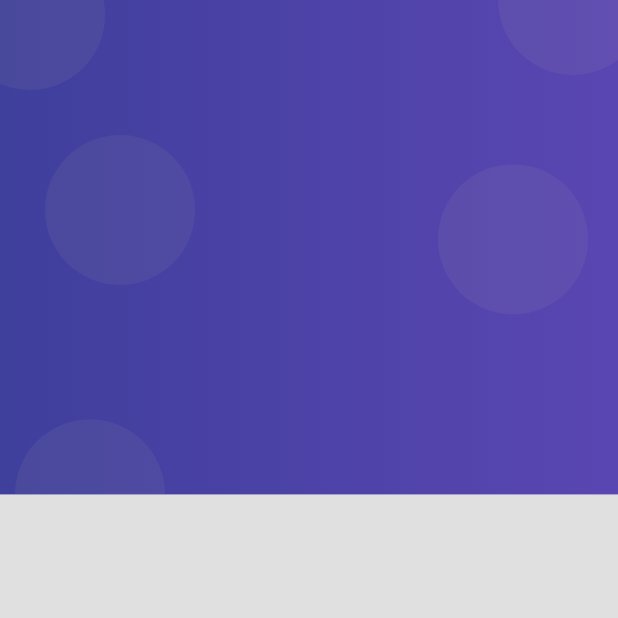
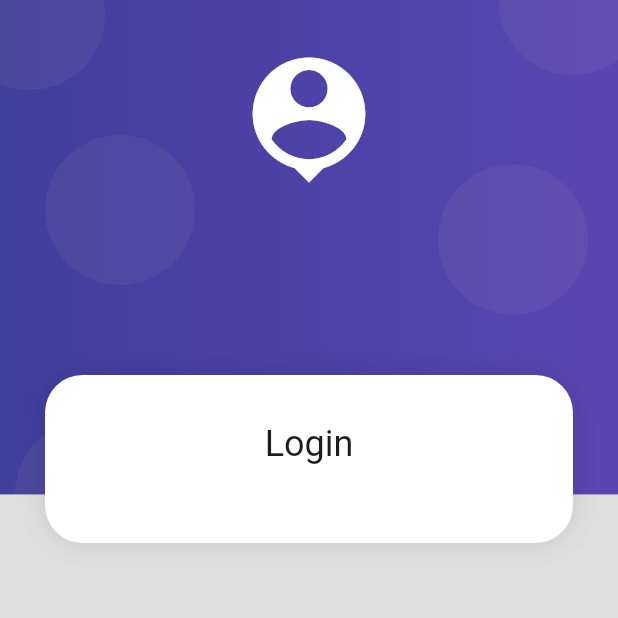
Before and after one commit to juanadls/products_sample_app, a Flutter app: the screen it shows after launch, on a phone screen of 412 x 824 dp, the top half of it. Run offline on Flutter 3.47's test engine with Material 3 defaults, Android fonts, the phone set to English and light mode, and no system bars.

Commit message:
card container created

```diff
--- a/lib/screens/login_screen.dart
+++ b/lib/screens/login_screen.dart
@@ -6,8 +6,26 @@
 
   @override
   Widget build(BuildContext context) {
-    return const Scaffold(
-      body: AuthBackground(),
+    return Scaffold(
+      body: AuthBackground(
+        child: SingleChildScrollView(
+          child: Column(
+            children: [
+              const SizedBox(height: 250),
+              CardContainer(
+                child: Column(
+                  children: [
+                    const SizedBox(height: 10),
+                    Text("Login",
+                        style: Theme.of(context).textTheme.headlineSmall),
+                    const SizedBox(height: 30),
+                  ],
+                ),
+              ),
+            ],
+          ),
+        ),
+      ),
     );
   }
 }
--- a/lib/widgets/auth_background.dart
+++ b/lib/widgets/auth_background.dart
@@ -1,17 +1,42 @@
 import 'package:flutter/material.dart';
 
 class AuthBackground extends StatelessWidget {
-  const AuthBackground({super.key});
+  const AuthBackground({
+    super.key,
+    required this.child,
+  });
+  final Widget child;
 
   @override
   Widget build(BuildContext context) {
-    return const SizedBox(
+    return SizedBox(
       width: double.infinity,
       height: double.infinity,
       child: Stack(
         children: [
-          _PurpleBox(),
+          const _PurpleBox(),
+          const _HeaderIcon(),
+          child,
         ],
+      ),
+    );
+  }
+}
+
+class _HeaderIcon extends StatelessWidget {
+  const _HeaderIcon();
+
+  @override
+  Widget build(BuildContext context) {
+    return SafeArea(
+      child: Container(
+        margin: const EdgeInsets.only(top: 30),
+        width: double.infinity,
+        child: const Icon(
+          Icons.person_pin,
+          color: Colors.white,
+          size: 100,
+        ),
       ),
     );
   }
--- /dev/null
+++ b/lib/widgets/card_container.dart
@@ -0,0 +1,32 @@
+import 'package:flutter/material.dart';
+
+class CardContainer extends StatelessWidget {
+  const CardContainer({super.key, required this.child});
+
+  final Widget child;
+
+  @override
+  Widget build(BuildContext context) {
+    return Padding(
+      padding: const EdgeInsets.symmetric(horizontal: 30),
+      child: Container(
+        padding: const EdgeInsets.all(20),
+        width: double.infinity,
+        decoration: _createCardShape(),
+        child: child,
+      ),
+    );
+  }
+
+  BoxDecoration _createCardShape() => BoxDecoration(
+        color: Colors.white,
+        borderRadius: BorderRadius.circular(25),
+        boxShadow: const [
+          BoxShadow(
+            color: Colors.black12,
+            blurRadius: 15,
+            offset: Offset(0, 0),
+          )
+        ],
+      );
+}
--- a/lib/widgets/widgets.dart
+++ b/lib/widgets/widgets.dart
@@ -1 +1,2 @@
-export  'package:products_sample_app/widgets/auth_background.dart';
+export 'package:products_sample_app/widgets/card_container.dart';
+export 'package:products_sample_app/widgets/auth_background.dart';
```
